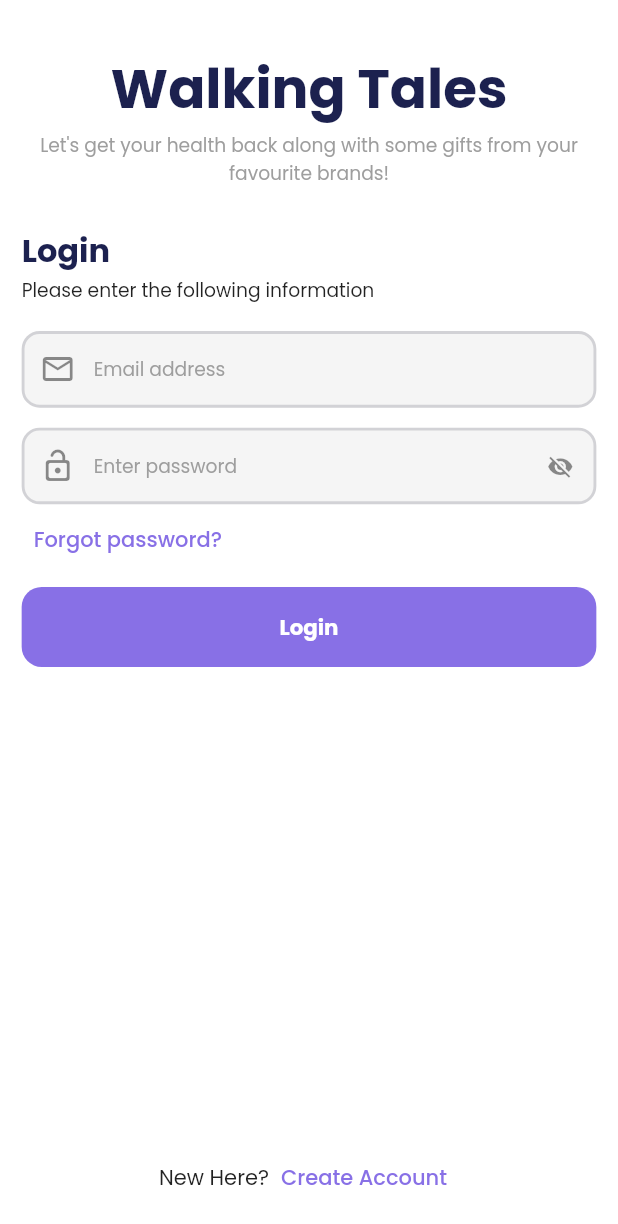
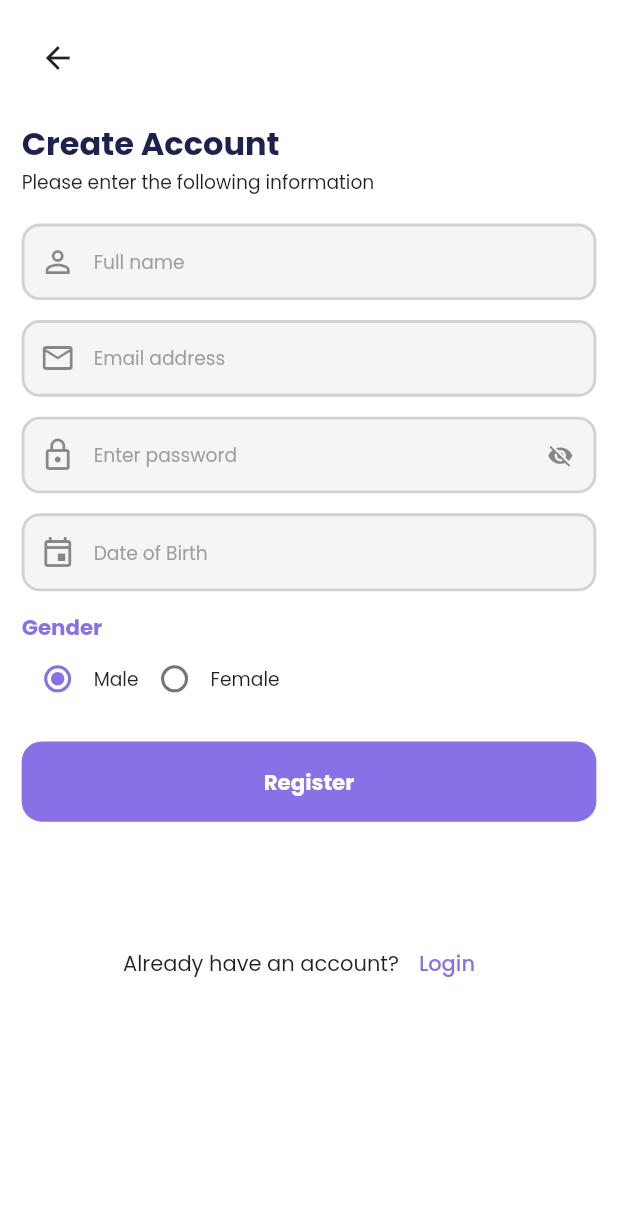
Before and after one commit to mhmzdev/walking-tales-app, a Flutter app: the screen it shows after launch, after a tap on "Create Account", on a phone screen of 412 x 824 dp. Shown: the top 1224 px of the screen. Run offline on Flutter 3.47's test engine with Material 2 defaults, Android fonts, the phone set to English and light mode, and no system bars; drawn by our look-alikes of flutter_form_builder; our stand-ins replace cloud_firestore, equatable, firebase_auth, firebase_core, flutter_bloc, flutter_screenutil and 1 more; accounts and stored records are empty.

Commit message:
register screen with email check applied for unis

```diff
--- a/lib/app_routes.dart
+++ b/lib/app_routes.dart
@@ -2,5 +2,6 @@ class AppRoutes {
 // This is an auto generated file. Do not make any change on this.
 
 	static const splash = 'splash';
+	static const register = 'register';
 	static const login = 'login';
 }
--- a/lib/main.dart
+++ b/lib/main.dart
@@ -8,6 +8,7 @@ import 'package:walking_tales/cubits/auth/cubit.dart';
 import 'package:walking_tales/firebase_options.dart';
 import 'package:walking_tales/providers/app_provider.dart';
 import 'package:walking_tales/screens/login/login.dart';
+import 'package:walking_tales/screens/register/register.dart';
 import 'package:walking_tales/screens/splash/splash.dart';
 
 import 'configs/core_theme.dart' as theme;
@@ -43,6 +44,7 @@ class MyApp extends StatelessWidget {
         routes: {
           AppRoutes.splash: (context) => const SplashScreen(),
           AppRoutes.login: (context) => const LoginScreen(),
+          AppRoutes.register: (context) => const RegisterScreen(),
         },
       ),
     );
--- a/lib/providers/app_provider.dart
+++ b/lib/providers/app_provider.dart
@@ -8,6 +8,7 @@ class AppProvider extends ChangeNotifier {
 
   // keys
   final loginFormState = GlobalKey<FormBuilderState>();
+  final registerFormState = GlobalKey<FormBuilderState>();
 
   // bottom bar
   int bottomIndex = 0;
--- a/lib/screens/login/login.dart
+++ b/lib/screens/login/login.dart
@@ -1,6 +1,7 @@
 import 'package:flutter/material.dart';
 import 'package:flutter_form_builder/flutter_form_builder.dart';
 import 'package:form_builder_validators/form_builder_validators.dart';
+import 'package:walking_tales/app_routes.dart';
 import 'package:walking_tales/configs/app.dart';
 import 'package:flutter_screenutil/flutter_screenutil.dart';
 import 'package:walking_tales/configs/configs.dart';
@@ -87,11 +88,9 @@ class LoginScreen extends StatelessWidget {
                   ),
                   Space.y,
                   AppButton(
-                    child: Center(
-                      child: Text(
-                        'Login',
-                        style: AppText.b1b.cl(Colors.white),
-                      ),
+                    child: Text(
+                      'Login',
+                      style: AppText.b1b.cl(Colors.white),
                     ),
                     onPressed: () {
                       if (state.loginFormState.currentState!
@@ -105,7 +104,8 @@ class LoginScreen extends StatelessWidget {
                     children: [
                       const Text('New Here?'),
                       TextButton(
-                        onPressed: () {},
+                        onPressed: () =>
+                            Navigator.pushNamed(context, AppRoutes.register),
                         child: const Text('Create Account'),
                       ),
                     ],
--- /dev/null
+++ b/lib/screens/register/register.dart
@@ -0,0 +1,204 @@
+import 'package:flutter/material.dart';
+import 'package:flutter_form_builder/flutter_form_builder.dart';
+import 'package:form_builder_validators/form_builder_validators.dart';
+import 'package:intl/intl.dart';
+import 'package:walking_tales/configs/app.dart';
+import 'package:flutter_screenutil/flutter_screenutil.dart';
+import 'package:walking_tales/configs/configs.dart';
+import 'package:walking_tales/providers/app_provider.dart';
+import 'package:walking_tales/utils/uni_domains.dart';
+import 'package:walking_tales/widgets/buttons/app_button.dart';
+import 'package:walking_tales/widgets/screen/screen.dart';
+import 'package:walking_tales/widgets/text_fields/custom_text_field.dart';
+import 'package:walking_tales/widgets/text_fields/date_time_text_field.dart';
+
+class RegisterScreen extends StatelessWidget {
+  const RegisterScreen({Key? key}) : super(key: key);
+
+  @override
+  Widget build(BuildContext context) {
+    App.init(context);
+    ScreenUtil.init(context, designSize: const Size(428, 926));
+
+    final state = AppProvider.state(context);
+
+    return Screen(
+      child: Scaffold(
+        body: SafeArea(
+          child: SingleChildScrollView(
+            padding: Space.all(),
+            child: FormBuilder(
+              key: state.registerFormState,
+              child: Column(
+                crossAxisAlignment: CrossAxisAlignment.stretch,
+                children: [
+                  const Align(
+                    alignment: Alignment.centerLeft,
+                    child: BackButton(),
+                  ),
+                  Space.y2,
+                  Text(
+                    'Create Account',
+                    style: AppText.h1b.cl(
+                      AppTheme.c.primaryDark!,
+                    ),
+                  ),
+                  Text(
+                    'Please enter the following information',
+                    style: AppText.b2,
+                  ),
+                  Space.y2,
+                  CustomTextField(
+                    name: 'name',
+                    hint: 'Full name',
+                    prefixIcon: const Icon(Icons.person_outline),
+                    textInputType: TextInputType.name,
+                    validators: FormBuilderValidators.compose([
+                      FormBuilderValidators.min(2),
+                      FormBuilderValidators.required(),
+                    ]),
+                  ),
+                  Space.y1,
+                  CustomTextField(
+                    name: 'email',
+                    hint: 'Email address',
+                    textCapitalization: TextCapitalization.none,
+                    prefixIcon: const Icon(Icons.email_outlined),
+                    textInputType: TextInputType.emailAddress,
+                    validators: FormBuilderValidators.compose([
+                      FormBuilderValidators.required(),
+                      FormBuilderValidators.email(
+                          errorText: 'Invalid email address'),
+                    ]),
+                  ),
+                  Space.y1,
+                  CustomTextField(
+                    name: 'password',
+                    hint: 'Enter password',
+                    isPass: true,
+                    prefixIcon: const Icon(Icons.lock_outline),
+                    textInputType: TextInputType.text,
+                    validators: FormBuilderValidators.compose([
+                      FormBuilderValidators.required(),
+                      FormBuilderValidators.min(6),
+                    ]),
+                  ),
+                  Space.y1,
+                  CustomDateTimeField(
+                    hint: 'Date of Birth',
+                    name: 'dob',
+                    icon: const Icon(Icons.event_outlined),
+                    format: DateFormat('dd-MM-yyyy'),
+                    firstDate: DateTime(1956),
+                    lastDate: DateTime(2003),
+                    validatorFtn: (value) {
+                      if (value == null) {
+                        return 'Date of birth is required';
+                      }
+                      return null;
+                    },
+                  ),
+                  Space.y1,
+                  Text(
+                    'Gender',
+                    style: AppText.b1b.cl(
+                      AppTheme.c.primary,
+                    ),
+                  ),
+                  FormBuilderRadioGroup(
+                    decoration: const InputDecoration(
+                      contentPadding: EdgeInsets.zero,
+                      isDense: true,
+                      border: InputBorder.none,
+                    ),
+                    name: 'gender',
+                    activeColor: AppTheme.c.primary,
+                    initialValue: 'male',
+                    options: ['male', 'female']
+                        .map(
+                          (e) => FormBuilderFieldOption(
+                            value: e,
+                            child: Text(
+                              toBeginningOfSentenceCase(e)!,
+                              style: AppText.b2,
+                            ),
+                          ),
+                        )
+                        .toList(),
+                  ),
+                  Space.y2,
+                  AppButton(
+                    child: Text(
+                      'Register',
+                      style: AppText.b1b.cl(
+                        Colors.white,
+                      ),
+                    ),
+                    onPressed: () {
+                      if (state.registerFormState.currentState!
+                          .saveAndValidate()) {
+                        final fields =
+                            state.registerFormState.currentState!.fields;
+
+                        final values = fields.map(
+                          (key, value) => MapEntry(
+                            key,
+                            value.value.toString().trim(),
+                          ),
+                        );
+
+                        if (!domains
+                            .contains(values['email']!.split('@').last)) {
+                          showDialog(
+                            context: context,
+                            builder: (context) => inviteOnly(
+                              context,
+                              values['email']!,
+                            ),
+                          );
+                        }
+                      }
+                    },
+                  ),
+                  Space.yf(80),
+                  Row(
+                    mainAxisAlignment: MainAxisAlignment.center,
+                    mainAxisSize: MainAxisSize.min,
+                    children: [
+                      const Text('Already have an account?'),
+                      TextButton(
+                        onPressed: () => Navigator.pop(context),
+                        child: const Text('Login'),
+                      ),
+                    ],
+                  ),
+                ],
+              ),
+            ),
+          ),
+        ),
+      ),
+    );
+  }
+
+  Widget inviteOnly(BuildContext context, String email) {
+    return AlertDialog(
+      title: Text(
+        'Opss!',
+        style: AppText.h1b.cl(
+          AppTheme.c.primary,
+        ),
+      ),
+      content: Text(
+        '$email\n\nWe are testing our app for invite only Email domains for university students.\n\nThank you for you interest, we would love to see you at our Beta launch!',
+        style: AppText.b1,
+      ),
+      actions: [
+        TextButton(
+          onPressed: () => Navigator.pop(context),
+          child: const Text('Back'),
+        )
+      ],
+    );
+  }
+}
--- a/lib/widgets/buttons/app_button.dart
+++ b/lib/widgets/buttons/app_button.dart
@@ -33,7 +33,7 @@ class AppButton extends StatelessWidget {
           borderRadius: UIProps.radiusM,
           color: color ?? AppTheme.c.primary,
         ),
-        child: child,
+        child: Center(child: child),
       ),
     );
   }
--- a/lib/widgets/text_fields/date_time_text_field.dart
+++ b/lib/widgets/text_fields/date_time_text_field.dart
@@ -11,10 +11,14 @@ class CustomDateTimeField extends StatelessWidget {
   final InputType? inputType;
   final Icon? icon;
   final DateFormat format;
+  final DateTime firstDate;
+  final DateTime lastDate;
 
   const CustomDateTimeField({
     Key? key,
     required this.hint,
+    required this.firstDate,
+    required this.lastDate,
     required this.name,
     this.validatorFtn,
     this.inputType,
@@ -33,10 +37,10 @@ class CustomDateTimeField extends StatelessWidget {
         style: AppText.b1,
         format: format,
         name: name,
-        firstDate: DateTime.now(),
-        lastDate: DateTime.now().add(const Duration(days: 10)),
+        firstDate: firstDate,
+        lastDate: lastDate,
         inputType: inputType ?? InputType.date,
-        initialDate: DateTime.now(),
+        initialDate: DateTime(1999),
         initialTime: TimeOfDay.now(),
         decoration: InputDecoration(
           filled: true,
```
